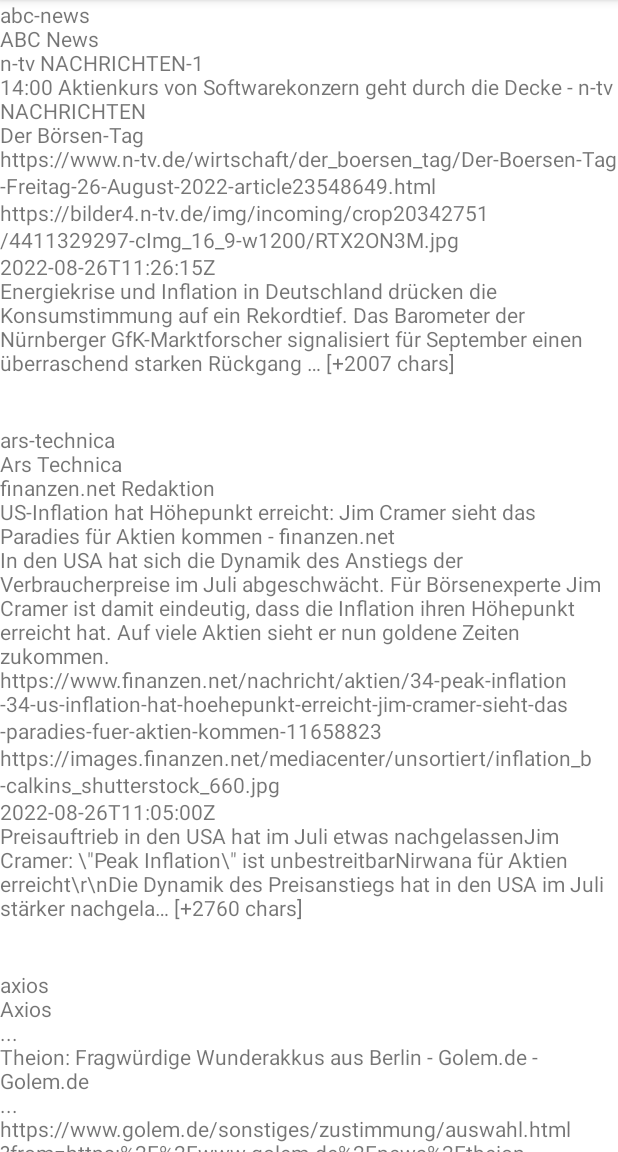
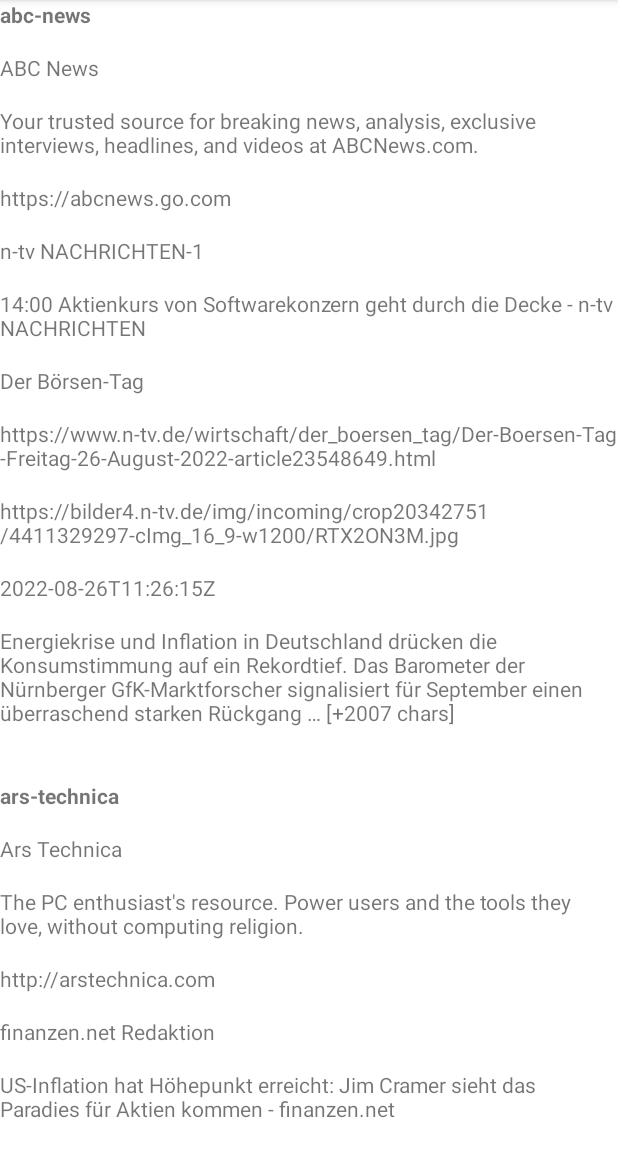
Before and after one commit to MarkKolenbrander/CapstoneNewsApp, an Android app: the screen it shows after launch (MainActivity), on a phone screen of 412 x 824 dp, the part 84-1236 px from its top. Run offline under Robolectric (Android 15) with nearby library versions, the phone set to English and light mode, and no system bars.

Commit message:
Commit 3 ("Need to have": Done)
- added Scrollview
- created custom layout
- added method to NewsService
- Put the Enum's in own file

```diff
--- a/app/build.gradle
+++ b/app/build.gradle
@@ -19,6 +19,7 @@ android {
     buildTypes {
         buildFeatures{
             dataBinding true
+            viewBinding true
         }
         release {
             minifyEnabled false
--- a/app/src/main/java/com/markkolenbrander/capstonenewsapp/MainActivity.kt
+++ b/app/src/main/java/com/markkolenbrander/capstonenewsapp/MainActivity.kt
@@ -2,14 +2,13 @@ package com.markkolenbrander.capstonenewsapp
 
 import androidx.appcompat.app.AppCompatActivity
 import android.os.Bundle
-import android.widget.TextView
-import androidx.core.view.children
 import com.markkolenbrander.capstonenewsapp.databinding.ActivityMainBinding
+import com.markkolenbrander.capstonenewsapp.databinding.ArticleViewBinding
+import com.markkolenbrander.capstonenewsapp.models.*
 
 class MainActivity : AppCompatActivity() {
 
     private lateinit var binding: ActivityMainBinding
-
 
     override fun onCreate(savedInstanceState: Bundle?) {
         super.onCreate(savedInstanceState)
@@ -17,31 +16,29 @@ class MainActivity : AppCompatActivity() {
         val view = binding.root
         setContentView(view)
 
-        val articles = NewsService()
-        makingTextViews(articles = articles)
-
+        val articles = NewsService().getArticles()
+        makingTextViews(articles)
     }
 
 
-    private fun makingTextViews(articles: NewsService){
+    private fun makingTextViews(articles: ArrayList<Article>){
 
-        val mainGroup = binding.llMain
-        var count = 0
-        for (text in mainGroup.children){
-            if (text is TextView){
-
-                val content = (articles.articles[count].source.id  ?: "...") + "\n"+
-                        articles.articles[count].source.name + "\n" +
-                        (articles.articles[count].author ?: "...") + "\n"+
-                        articles.articles[count].title + "\n"+
-                        (articles.articles[count].description ?: "...") + "\n"+
-                        articles.articles[count].url + "\n"+
-                        (articles.articles[count].urlToImage ?: "...") + "\n"+
-                        articles.articles[count].publishedAt + "\n"+
-                        articles.articles[count].content + "\n"
-                text.text = content
-                count ++
+        articles.forEach { article ->
+            ArticleViewBinding.inflate(
+                layoutInflater, binding.llMain, true).apply {
+                tvSourceId.text = article.source.id ?: "empty"
+                tvSourceName.text = article.source.name
+                tvSourceDescription.text = article.source.description
+                tvSourceUrl.text = article.source.url
+                tvArticleAuthor.text = article.author ?: "empty"
+                tvArticleTitle.text = article.title
+                tvArticleDescription.text = article.description ?: "empty"
+                tvArticleUrl.text = article.url
+                tvArticleUrlImage.text = article.urlToImage ?: "empty"
+                tvArticlePublishedAt.text = article.publishedAt
+                tvArticleContent.text = article.content
             }
         }
     }
+
 }
--- a/app/src/main/java/com/markkolenbrander/capstonenewsapp/NewsService.kt
+++ b/app/src/main/java/com/markkolenbrander/capstonenewsapp/NewsService.kt
@@ -4,7 +4,9 @@ import com.markkolenbrander.capstonenewsapp.models.*
 
 
 class NewsService {
-    private val source = arrayListOf(
+
+    fun getArticles(): ArrayList<Article> {
+        val source = arrayListOf(
             Source(
                 "abc-news",
                 "ABC News",
@@ -61,7 +63,7 @@ class NewsService {
             )
         )
 
-    val articles = arrayListOf(
+        return arrayListOf(
             Article(
                 Source(
                     id = source[0].id,
@@ -70,7 +72,8 @@ class NewsService {
                     url = source[0].url,
                     category = source[0].category,
                     language = source[0].language,
-                country = source[0].country),
+                    country = source[0].country
+                ),
                 "n-tv NACHRICHTEN-1",
                 "14:00 Aktienkurs von Softwarekonzern geht durch die Decke - n-tv NACHRICHTEN",
                 "Der Börsen-Tag",
@@ -87,7 +90,8 @@ class NewsService {
                     url = source[1].url,
                     category = source[1].category,
                     language = source[1].language,
-                country = source[1].country),
+                    country = source[1].country
+                ),
                 "finanzen.net Redaktion",
                 "US-Inflation hat Höhepunkt erreicht: Jim Cramer sieht das Paradies für Aktien kommen - finanzen.net",
                 "In den USA hat sich die Dynamik des Anstiegs der Verbraucherpreise im Juli abgeschwächt. Für Börsenexperte Jim Cramer ist damit eindeutig, dass die Inflation ihren Höhepunkt erreicht hat. Auf viele Aktien sieht er nun goldene Zeiten zukommen.",
@@ -104,7 +108,8 @@ class NewsService {
                     url = source[2].url,
                     category = source[2].category,
                     language = source[2].language,
-                country = source[2].country),
+                    country = source[2].country
+                ),
                 null,
                 "Theion: Fragwürdige Wunderakkus aus Berlin - Golem.de - Golem.de",
                 null,
@@ -121,7 +126,8 @@ class NewsService {
                     url = source[3].url,
                     category = source[3].category,
                     language = source[3].language,
-                country = source[3].country),
+                    country = source[3].country
+                ),
                 "Michael Bassewitz",
                 "„Weich-Währung“: Experten schlagen wegen Euro-Absturz Alarm - BILD",
                 "Der Euro ist abgestürzt – und ist jetzt sogar weniger wert als der Dollar. Nur noch 99 US-Cent muss man hinlegen, um einen Euro zu bekommen.",
@@ -138,7 +144,8 @@ class NewsService {
                     url = source[4].url,
                     category = source[4].category,
                     language = source[4].language,
-                country = source[4].country),
+                    country = source[4].country
+                ),
                 "Sascha Mattke",
                 "Tesla Model Y jetzt als Basis-Version für Europa bestellbar, Produktion in China (aktualisiert) - TeslaMag.de",
                 "Die Modell-Politik von Tesla lädt weiter zum Rätseln ein. Nachdem in den USA vor kurzem die Auswahl beim Model 3 auf nur noch zwei Versionen (Basis und",
@@ -149,3 +156,6 @@ class NewsService {
             )
         )
     }
+
+
+}
--- /dev/null
+++ b/app/src/main/java/com/markkolenbrander/capstonenewsapp/models/Enum.kt
@@ -0,0 +1,15 @@
+package com.markkolenbrander.capstonenewsapp.models
+
+enum class Category {
+    BUSINESS, ENTERTAINMENT, GENERAL, HEALTH, SCIENCE, SPORT, TECHNOLOGY,
+}
+
+enum class Language {
+    AR, DE, EN, ES, FR, HE, IT, NL, NO, PT, RU, SV, UD, ZH,
+}
+
+enum class Country {
+    AE, AR, AT, AU, BE, BG, BR, CA, CH, CN, CO, CU, CZ, DE, EG, FR, GB, GR,
+    HK, HU, ID, IE, IL, IN, IT, JP, KR, LT, LV, MA, MX, MY, NG, NL, NO, NZ,
+    PH, PL, PT, RO, RS, RU, SA, SE, SG, SI, SK, TH, TR, TW, UA, US, VE, ZA,
+}
--- a/app/src/main/java/com/markkolenbrander/capstonenewsapp/models/Source.kt
+++ b/app/src/main/java/com/markkolenbrander/capstonenewsapp/models/Source.kt
@@ -9,17 +9,3 @@ data class Source(
     val language: Language,
     val country: Country,
 )
-
-enum class Category {
-    BUSINESS, ENTERTAINMENT, GENERAL, HEALTH, SCIENCE, SPORT, TECHNOLOGY,
-}
-
-enum class Language {
-    AR, DE, EN, ES, FR, HE, IT, NL, NO, PT, RU, SV, UD, ZH,
-}
-
-enum class Country {
-    AE, AR, AT, AU, BE, BG, BR, CA, CH, CN, CO, CU, CZ, DE, EG, FR, GB, GR,
-    HK, HU, ID, IE, IL, IN, IT, JP, KR, LT, LV, MA, MX, MY, NG, NL, NO, NZ,
-    PH, PL, PT, RO, RS, RU, SA, SE, SG, SI, SK, TH, TR, TW, UA, US, VE, ZA,
-}
--- a/app/src/main/res/layout/activity_main.xml
+++ b/app/src/main/res/layout/activity_main.xml
@@ -1,46 +1,17 @@
 <?xml version="1.0" encoding="utf-8"?>
-<layout xmlns:android="http://schemas.android.com/apk/res/android">
+<ScrollView
+    xmlns:android="http://schemas.android.com/apk/res/android"
+    xmlns:tools="http://schemas.android.com/tools"
+    android:layout_width="match_parent"
+    android:layout_height="match_parent">
+
     <LinearLayout
         android:id="@+id/ll_main"
         android:layout_width="match_parent"
         android:layout_height="wrap_content"
         android:orientation="vertical"
-        >
-
-        <TextView
-            android:id="@+id/tv_article_1"
-            android:layout_width="wrap_content"
-            android:layout_height="wrap_content"
-            android:text="Hello World!" />
-
-        <TextView
-            android:id="@+id/tv_article_2"
-            android:layout_width="wrap_content"
-            android:layout_height="wrap_content"
-            android:layout_marginTop="16dp"
-            android:text="Hello World!" />
-
-        <TextView
-            android:id="@+id/tv_article_3"
-            android:layout_width="wrap_content"
-            android:layout_height="wrap_content"
-            android:layout_marginTop="16dp"
-            android:text="Hello World!" />
-
-        <TextView
-            android:id="@+id/tv_article_4"
-            android:layout_width="wrap_content"
-            android:layout_height="wrap_content"
-            android:layout_marginTop="16dp"
-            android:text="Hello World!" />
-
-        <TextView
-            android:id="@+id/tv_article_5"
-            android:layout_width="wrap_content"
-            android:layout_height="wrap_content"
-            android:layout_marginTop="16dp"
-            android:text="Hello World!" />
+        tools:context=".MainActivity">
 
     </LinearLayout>
 
-</layout>
+</ScrollView>
--- /dev/null
+++ b/app/src/main/res/layout/article_view.xml
@@ -0,0 +1,90 @@
+<?xml version="1.0" encoding="utf-8"?>
+<LinearLayout
+    xmlns:android="http://schemas.android.com/apk/res/android"
+    xmlns:tools="http://schemas.android.com/tools"
+    android:layout_width="match_parent"
+    android:layout_height="wrap_content"
+    android:orientation="vertical">
+
+    <TextView
+        android:id="@+id/tv_source_id"
+        android:layout_width="match_parent"
+        android:layout_height="wrap_content"
+        android:textStyle="bold"
+        tools:text="Source ID" />
+
+    <TextView
+        android:id="@+id/tv_source_name"
+        android:layout_width="match_parent"
+        android:layout_height="wrap_content"
+        android:layout_marginTop="16dp"
+        tools:text="Source Name" />
+
+    <TextView
+        android:id="@+id/tv_source_description"
+        android:layout_width="match_parent"
+        android:layout_height="wrap_content"
+        android:layout_marginTop="16dp"
+        tools:text="Source Description" />
+
+    <TextView
+        android:id="@+id/tv_source_url"
+        android:layout_width="match_parent"
+        android:layout_height="wrap_content"
+        android:layout_marginTop="16dp"
+        tools:text="Source URL" />
+
+    <TextView
+        android:id="@+id/tv_article_author"
+        android:layout_width="match_parent"
+        android:layout_height="wrap_content"
+        android:layout_marginTop="16dp"
+        tools:text="Article Author" />
+
+    <TextView
+        android:id="@+id/tv_article_title"
+        android:layout_width="match_parent"
+        android:layout_height="wrap_content"
+        android:layout_marginTop="16dp"
+        tools:text="Article Author Title" />
+
+    <TextView
+        android:id="@+id/tv_article_description"
+        android:layout_width="match_parent"
+        android:layout_height="wrap_content"
+        android:layout_marginTop="16dp"
+        tools:text="Article Description" />
+
+    <TextView
+        android:id="@+id/tv_article_url"
+        android:layout_width="match_parent"
+        android:layout_height="wrap_content"
+        android:layout_marginTop="16dp"
+        tools:text="Article URL" />
+
+    <TextView
+        android:id="@+id/tv_article_url_image"
+        android:layout_width="match_parent"
+        android:layout_height="wrap_content"
+        android:layout_marginTop="16dp"
+        tools:text="Article Author URL Image" />
+
+    <TextView
+        android:id="@+id/tv_article_published_at"
+        android:layout_width="match_parent"
+        android:layout_height="wrap_content"
+        android:layout_marginTop="16dp"
+        tools:text="Article Published At" />
+
+    <TextView
+        android:id="@+id/tv_article_content"
+        android:layout_width="match_parent"
+        android:layout_height="wrap_content"
+        android:layout_marginTop="16dp"
+        tools:text="Article Author Content" />
+
+    <Space
+        android:layout_width="0dp"
+        android:layout_height="36dp"/>
+
+</LinearLayout>
```
Lines whose indentation alone changed are shown as unchanged.
